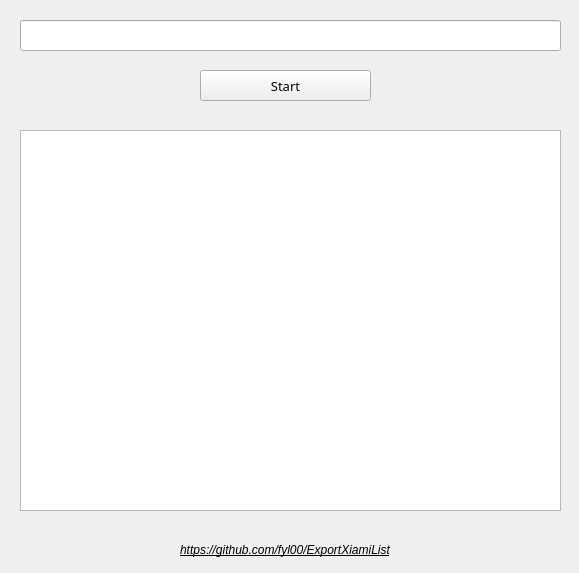
Before: the Qt Designer form app.ui in fyl00/ExportXiamiList, drawn with Qt 5.
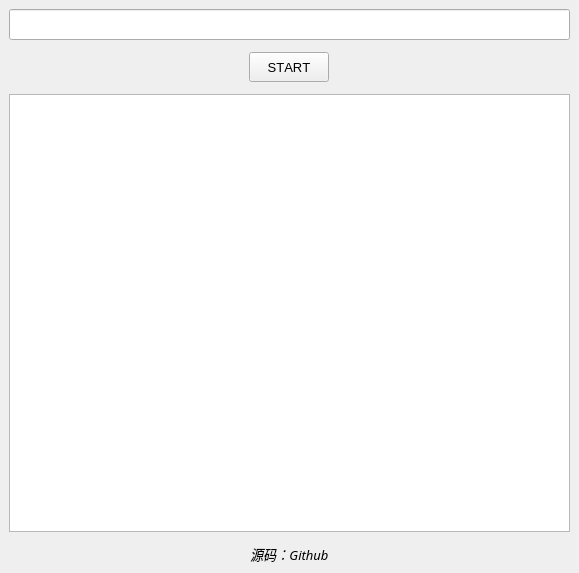
After: the same form once the commit is applied.

Commit message: Added source link

Patch:
```diff
--- a/app.ui
+++ b/app.ui
@@ -26,67 +26,83 @@
    <string>虾米歌单抓取工具</string>
   </property>
   <widget class="QWidget" name="centralwidget">
+   <layout class="QVBoxLayout" name="verticalLayout">
+    <property name="spacing">
+     <number>12</number>
+    </property>
+    <item>
    <widget class="QLineEdit" name="linkLineEdit">
-    <property name="geometry">
-     <rect>
-      <x>20</x>
-      <y>20</y>
-      <width>541</width>
-      <height>31</height>
-     </rect>
-    </property>
-   </widget>
-   <widget class="QTextEdit" name="logTextEdit">
-    <property name="geometry">
-     <rect>
-      <x>20</x>
-      <y>130</y>
-      <width>541</width>
-      <height>381</height>
-     </rect>
-    </property>
-   </widget>
-   <widget class="QPushButton" name="pushButton">
-    <property name="geometry">
-     <rect>
-      <x>200</x>
-      <y>70</y>
-      <width>171</width>
-      <height>31</height>
-     </rect>
-    </property>
     <property name="font">
      <font>
-      <family>微软雅黑</family>
-      <pointsize>10</pointsize>
-      <weight>50</weight>
-      <bold>false</bold>
-     </font>
-    </property>
-    <property name="text">
-     <string>Start</string>
-    </property>
-   </widget>
-   <widget class="QLabel" name="sourceLabel">
-    <property name="geometry">
-     <rect>
-      <x>180</x>
-      <y>540</y>
-      <width>221</width>
-      <height>20</height>
-     </rect>
+        <pointsize>12</pointsize>
+       </font>
+      </property>
+     </widget>
+    </item>
+    <item alignment="Qt::AlignHCenter">
+     <widget class="QPushButton" name="startButton">
+      <property name="minimumSize">
+       <size>
+        <width>0</width>
+        <height>30</height>
+       </size>
+      </property>
+      <property name="maximumSize">
+       <size>
+        <width>300</width>
+        <height>50</height>
+       </size>
     </property>
     <property name="font">
      <font>
       <family>Arial</family>
+        <pointsize>10</pointsize>
+        <weight>50</weight>
+        <bold>false</bold>
+        <kerning>false</kerning>
+       </font>
+      </property>
+      <property name="text">
+       <string>START</string>
+      </property>
+     </widget>
+    </item>
+    <item>
+     <widget class="QTextEdit" name="logTextEdit"/>
+    </item>
+    <item>
+     <widget class="QLabel" name="sourceLabel">
+      <property name="font">
+       <font>
+        <family>华文细黑</family>
+        <pointsize>10</pointsize>
+        <weight>50</weight>
       <italic>true</italic>
-      <underline>true</underline>
+        <bold>false</bold>
+        <underline>false</underline>
      </font>
     </property>
     <property name="text">
-     <string>https://github.com/fyl00/ExportXiamiList</string>
-    </property>
-   </widget>
+       <string>源码：Github</string>
+      </property>
+      <property name="scaledContents">
+       <bool>true</bool>
+      </property>
+      <property name="alignment">
+       <set>Qt::AlignCenter</set>
+      </property>
+      <property name="wordWrap">
+       <bool>false</bool>
+      </property>
+      <property name="indent">
+       <number>5</number>
+      </property>
+      <property name="openExternalLinks">
+       <bool>false</bool>
+      </property>
+     </widget>
+    </item>
+   </layout>
   </widget>
  </widget>
  <resources/>
```
Lines whose indentation alone changed are shown as unchanged. The commit also changes 2 other files.
